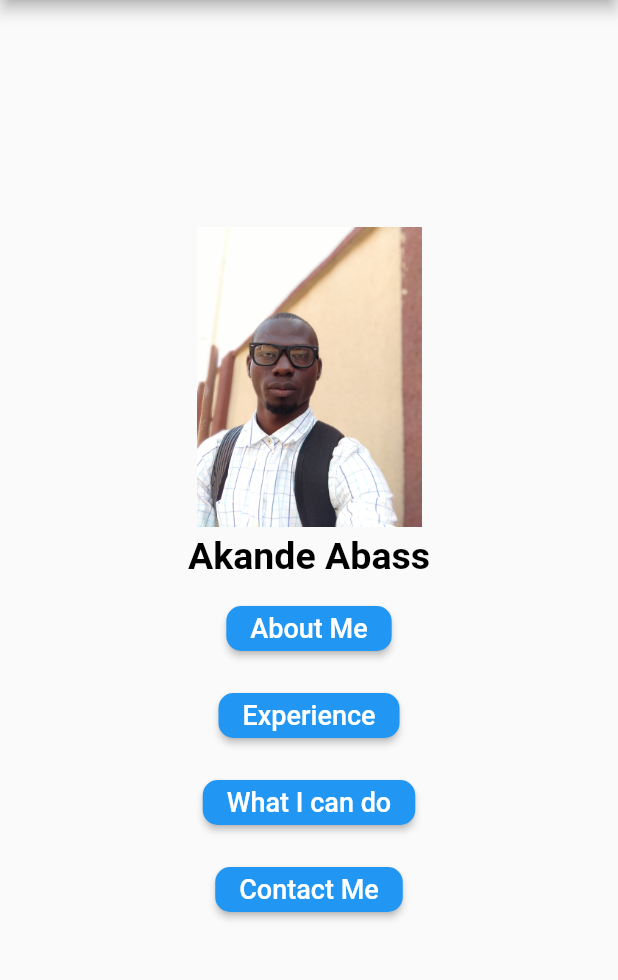
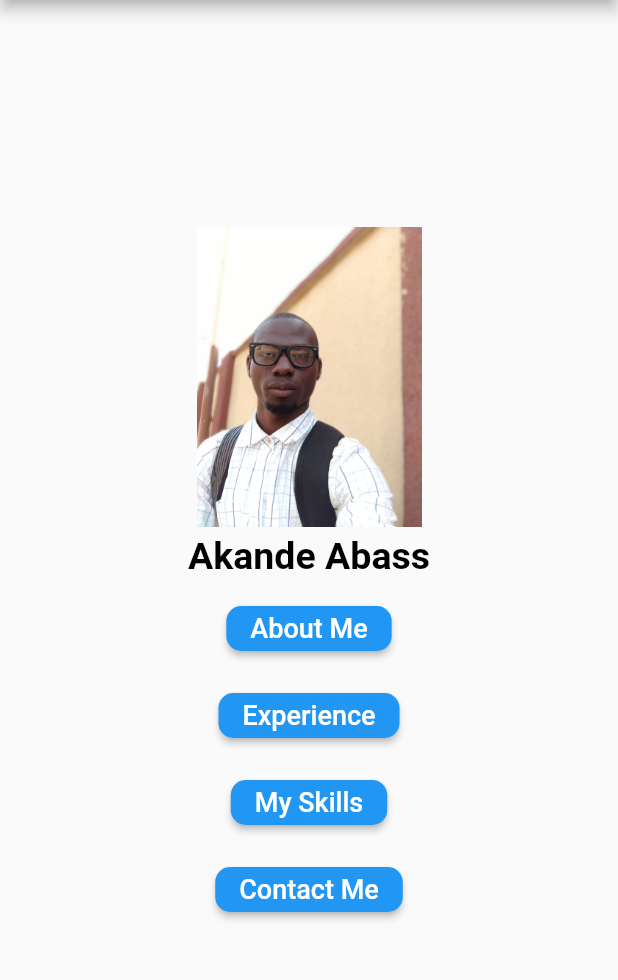
Before and after one commit to Abaxx/resume, a Flutter app: the screen it shows after launch, on a phone screen of 412 x 824 dp, the part 84-1064 px from its top. Run offline on Flutter 3.47's test engine with Material 2 defaults, Android fonts, the phone set to English and light mode, and no system bars; our stand-ins replace adaptive_theme.

Commit message:
Add Skills

```diff
--- a/lib/CanDo.dart
+++ b/lib/Skills.dart
@@ -9,7 +9,7 @@ class CanDo extends StatelessWidget {
       child: Column(
         mainAxisAlignment: MainAxisAlignment.center,
         children: const [
-          Text('What I can do for your company.', style: TextStyle(color: Colors.black,
+          Text('My Skills', style: TextStyle(color: Colors.black,
               fontWeight: FontWeight.bold,
               fontSize: 20),),
           SizedBox(height: 10,),
@@ -29,7 +29,7 @@ class CanDo extends StatelessWidget {
       child: Column(
         mainAxisAlignment: MainAxisAlignment.center,
         children: const [
-          Text('What I can do', style: TextStyle(color: Colors.black,
+          Text('My Skills', style: TextStyle(color: Colors.black,
               fontWeight: FontWeight.bold,
               fontSize: 25),),
           SizedBox(height: 10,),
--- a/lib/main.dart
+++ b/lib/main.dart
@@ -2,7 +2,7 @@
 import 'package:adaptive_theme/adaptive_theme.dart';
 import 'package:flutter/material.dart';
 import 'package:resume/AboutMe.dart';
-import 'package:resume/CanDo.dart';
+import 'package:resume/Skills.dart';
 import 'package:resume/Experience.dart';
 
 import 'ContactMe.dart';
@@ -99,7 +99,7 @@ class _MyHomePageState extends State<MyHomePage> {
               minWidth: 100,
               height: 30,
               color: Colors.blue,
-              child: Text('What I can do',
+              child: Text('My Skills',
                 style: const TextStyle(
                     color: Colors.white, fontSize: 18),textAlign: TextAlign.center,),),
             const SizedBox(height: 10,),
@@ -174,7 +174,7 @@ class _MyHomePageState extends State<MyHomePage> {
               minWidth: 100,
               height: 30,
               color: Colors.blue,
-              child: const Text('What I can do',
+              child: const Text('My Skills',
                 style: TextStyle(
                     color: Colors.white, fontSize: 18),textAlign: TextAlign.center,),),
             const SizedBox(height: 10,),
```
